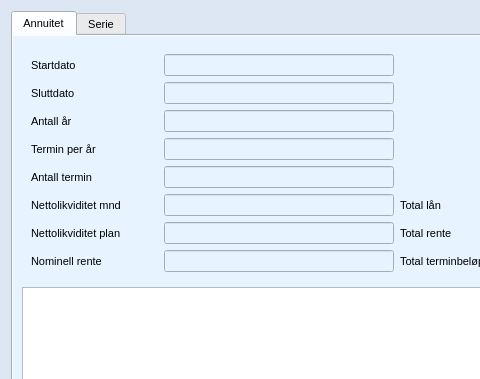
Above: source/ui/views/forms/payment_form.ui from seemir/stressa before the change; both pictures show x 0 to 480 and y 0 to 379 of the 950 by 750 pixel window. Below: the same form after it.
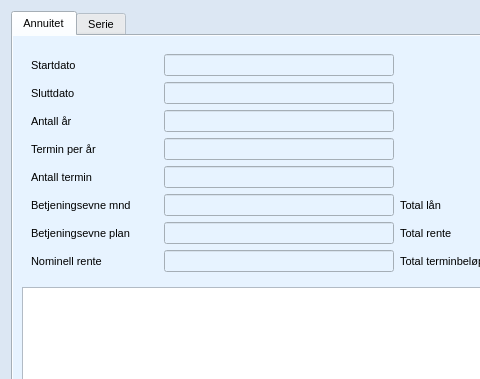
That is the form after the change. Icons and pictures are not drawn.

```diff
--- a/source/ui/views/forms/payment_form.ui
+++ b/source/ui/views/forms/payment_form.ui
@@ -1475,14 +1475,14 @@
           <item row="8" column="0">
            <widget class="QLabel" name="label_netto_likviditet_plan_annuitet">
             <property name="text">
-             <string>Nettolikviditet plan</string>
+             <string>Betjeningsevne plan</string>
             </property>
            </widget>
           </item>
           <item row="7" column="0">
            <widget class="QLabel" name="label_netto_likviditet_mnd_annuitet">
             <property name="text">
-             <string>Nettolikviditet mnd</string>
+             <string>Betjeningsevne mnd</string>
             </property>
            </widget>
           </item>
```
Left out of the diff: 28 changed lines with no effect on the pictures.
